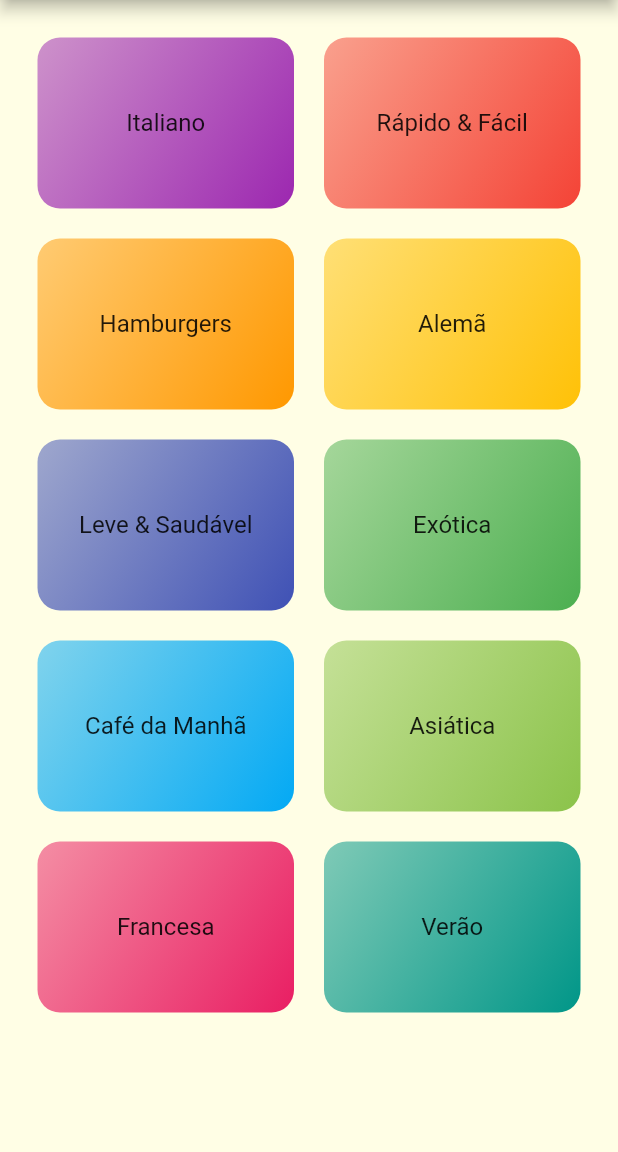
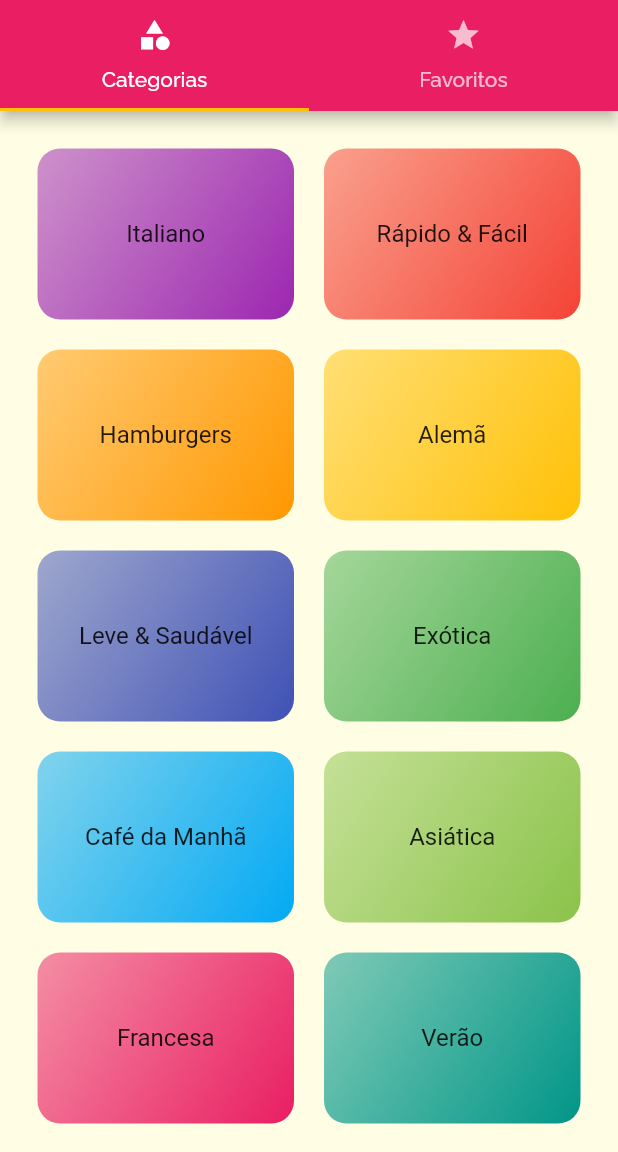
Before and after one commit to iagognunes/receitas_refeicoes, a Flutter app: the screen it shows after launch, on a phone screen of 412 x 824 dp, the part 84-1236 px from its top. Run offline on Flutter 3.47's test engine with Material 2 defaults, Android fonts, the phone set to English and light mode, and no system bars.

Commit message:
Update aula 196 - TabBar no AppBar

```diff
--- a/lib/main.dart
+++ b/lib/main.dart
@@ -2,6 +2,7 @@
 import 'package:receitas_refeicoes/screens/categories_meals_screen.dart';
 import 'package:receitas_refeicoes/screens/categories_screen.dart';
 import 'package:receitas_refeicoes/screens/meal_detail_screen.dart';
+import 'package:receitas_refeicoes/screens/tabs_screen.dart';
 import 'package:receitas_refeicoes/utils/app_routes.dart';
 
 void main() => runApp(const MyApp());
@@ -24,7 +25,7 @@
             ),
       ),
       routes: {
-        AppRoutes.home: (ctx) => const CategoriesScreen(),
+        AppRoutes.home: (ctx) => const TabsScreen(),
         AppRoutes.categoriesMeals: (ctx) => const CategoriesMealsScreen(),
         AppRoutes.mealDetail: (ctx) => const MealDetailScreen(),
       },
--- a/lib/screens/categories_screen.dart
+++ b/lib/screens/categories_screen.dart
@@ -7,11 +7,7 @@
 
   @override
   Widget build(BuildContext context) {
-    return Scaffold(
-      appBar: AppBar(
-        title: const Center(child: Text('Receitas DeliMeals')),
-      ),
-      body: GridView(
+    return GridView(
       padding: const EdgeInsets.all(25),
       gridDelegate: const SliverGridDelegateWithMaxCrossAxisExtent(
         maxCrossAxisExtent: 200,
@@ -22,7 +18,6 @@
       children: dummyCategories.map((cat) {
         return CategoryItem(category: cat);
       }).toList(),
-      ),
     );
   }
 }
--- /dev/null
+++ b/lib/screens/favorite_screen.dart
@@ -0,0 +1,12 @@
+import 'package:flutter/material.dart';
+
+class FavoriteScreen extends StatelessWidget {
+  const FavoriteScreen({super.key});
+
+  @override
+  Widget build(BuildContext context) {
+    return const Center(
+      child: Text('Minhas comidas preferidas'),
+    );
+  }
+}
--- /dev/null
+++ b/lib/screens/tabs_screen.dart
@@ -0,0 +1,35 @@
+import 'package:flutter/material.dart';
+import 'package:receitas_refeicoes/screens/categories_screen.dart';
+import 'package:receitas_refeicoes/screens/favorite_screen.dart';
+
+class TabsScreen extends StatelessWidget {
+  const TabsScreen({super.key});
+
+  @override
+  Widget build(BuildContext context) {
+    return DefaultTabController(
+      length: 2,
+      child: Scaffold(
+        appBar: AppBar(
+          title: const Center(child: Text('Receitas DeliMeals')),
+          bottom: const TabBar(tabs: [
+            Tab(
+              icon: Icon(Icons.category),
+              text: 'Categorias',
+            ),
+            Tab(
+              icon: Icon(Icons.star),
+              text: 'Favoritos',
+            ),
+          ]),
+        ),
+        body: const TabBarView(
+          children: [
+            CategoriesScreen(),
+            FavoriteScreen(),
+          ],
+        ),
+      ),
+    );
+  }
+}
```
Lines whose indentation alone changed are shown as unchanged.
